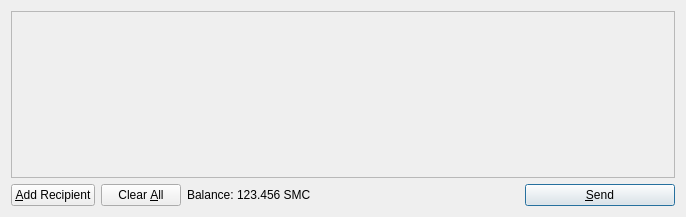
Old version of the form src/qt/forms/sendcoinsdialog.ui in the repository indokathan/instacoin.
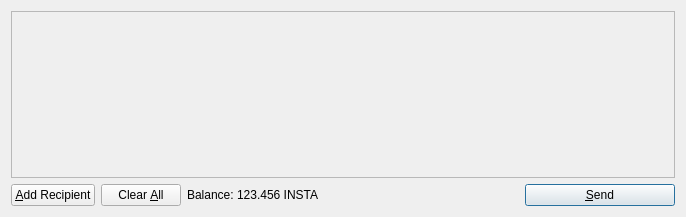
New version of the form. Icons and pictures are not drawn.

What changed in the file:
```diff
--- a/src/qt/forms/sendcoinsdialog.ui
+++ b/src/qt/forms/sendcoinsdialog.ui
@@ -119,7 +119,7 @@
           <cursorShape>IBeamCursor</cursorShape>
          </property>
          <property name="text">
-          <string>123.456 SMC</string>
+          <string>123.456 INSTA</string>
          </property>
          <property name="textInteractionFlags">
           <set>Qt::LinksAccessibleByMouse|Qt::TextSelectableByKeyboard|Qt::TextSelectableByMouse</set>
```
